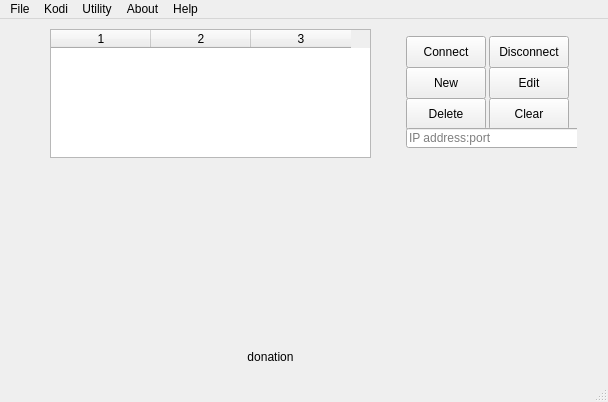
Qt form mainwindow.ui (Eliminater74/adblink) before a commit.
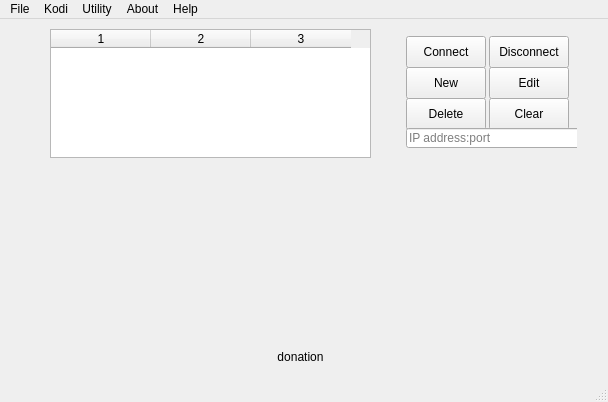
The same form after that commit.

Commit message: more button adjustments

What changed in the file:
```diff
--- a/mainwindow.ui
+++ b/mainwindow.ui
@@ -39,7 +39,7 @@
    <widget class="QPushButton" name="donate">
     <property name="geometry">
      <rect>
-      <x>120</x>
+      <x>150</x>
       <y>322</y>
       <width>301</width>
       <height>31</height>
```
The commit also changes 1 other file.
